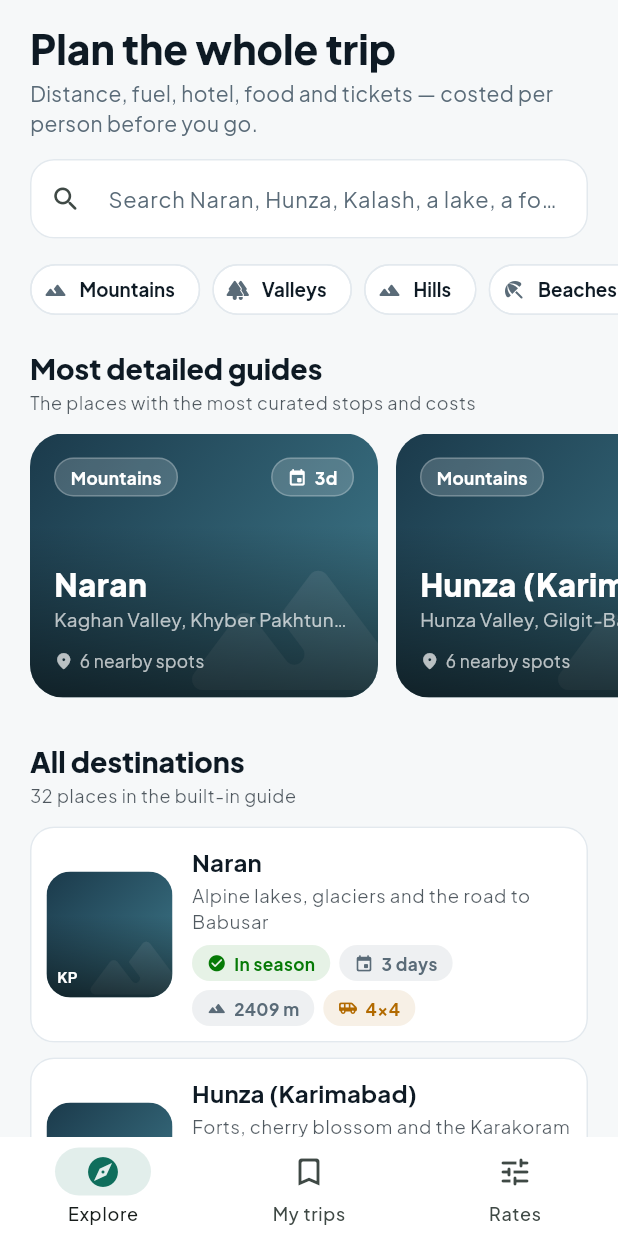
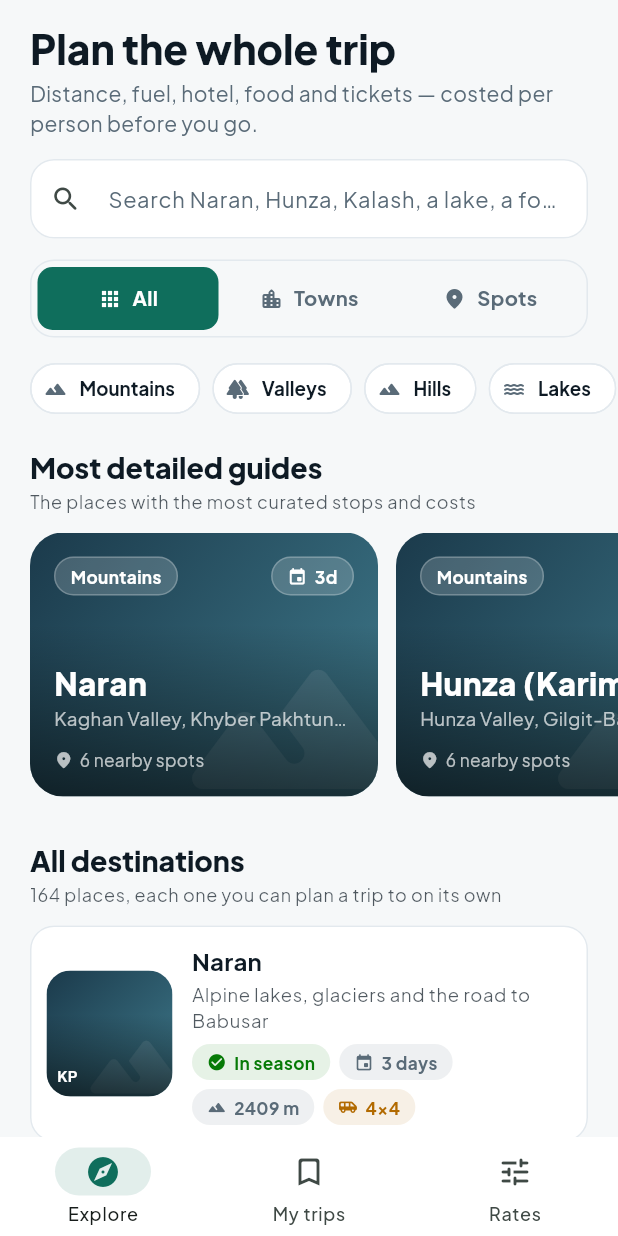
Before and after one commit to MalikMoiz23/trip-planner-app, a Flutter app: the screen it shows after launch, on a phone screen of 412 x 824 dp. Run offline on Flutter 3.47's test engine with Material 3 defaults, Android fonts, the phone set to English and light mode, and no system bars; our stand-ins replace flutter_map, geolocator, latlong2, shared_preferences.

Commit message:
Make every landmark a place you can plan a trip to
Panj Peer Rocks was only reachable as a side trip from Murree. It is a place
someone drives to and goes nowhere else, so it has to be plannable on its
own — with its own distance, fuel, nights and meals. The same is true of all
132 curated stops.

Each stop is now also a destination. Derived at load time rather than copied
into the JSON, so there is still one place to edit a fee and the two records
cannot drift. A promoted spot inherits its town's road factor, season and
province, takes its own coordinates, 4x4 flag and category, and gets that
town plus the town's other stops as its own nearby options, so from Panj Peer
Rocks you can still add Murree.

The catalogue goes from 32 places to 164. Explore gains an All / Towns /
Spots filter, since browsing a mixed list of that size is noisy. Search
covers everything either way and ranks the landmark above the town holding
it: "panj peer rocks" returns Panj Peer Rocks, then Murree labelled "has
Panj Peer Rocks".

Two things this shook out.

A town matches on what it contains, but a spot must not: a spot carries its
neighbours in the same field, so scoring them put every sibling into the
results for a query about one of them, each claiming to "have" it. Ayubia
does not have Panj Peer Rocks.

And aliases were sitting at the wrong level. The Thatta entry claimed
"Makli", which outranked Makli Necropolis for the query "makli"; the
Thandiani entry claimed "Thandyani Top", which outranked the viewpoint of
that name. Aliases now belong to whatever they actually name, checked by a
pass that drops any town alias that is really the name of one of its stops.

Tests: 79.

```diff
--- a/lib/models/destination.dart
+++ b/lib/models/destination.dart
@@ -22,7 +22,10 @@ class Destination {
     required this.highlights,
     required this.attractions,
     this.aliases = const [],
-  });
+    this.parentId,
+    this.parentName,
+    String? iconCategory,
+  }) : _iconCategory = iconCategory;
 
   final String id;
   final String name;
@@ -48,12 +51,28 @@ class Destination {
   /// Alternate romanisations, so search finds the place however it is spelled.
   final List<String> aliases;
 
+  /// Set when this place is a single spot promoted out of a base town, rather
+  /// than a town in its own right. Panj Peer Rocks is somewhere you can go on
+  /// its own, so it has to be plannable on its own — but it is still worth
+  /// knowing it sits near Murree.
+  final String? parentId;
+  final String? parentName;
+
+  /// The stop's own category, kept for the icon. [category] is flattened to one
+  /// of the canonical set so the filter chips stay a short list.
+  final String? _iconCategory;
+
+  String get iconCategory => _iconCategory ?? category;
+
+  bool get isSpot => parentId != null;
+
   /// Name plus every alternate spelling — what fuzzy search scores against.
   List<String> get searchLabels => [name, ...aliases];
 
   LatLng get point => LatLng(lat, lng);
 
-  String get subtitle => '$region, $province';
+  String get subtitle =>
+      province.isEmpty ? region : (region.isEmpty ? province : '$region, $province');
 
   bool inSeason(DateTime when) => bestMonths.contains(when.month);
 
@@ -84,6 +103,9 @@ class Destination {
         aliases: ((j['aliases'] as List?) ?? const [])
             .map((e) => e as String)
             .toList(growable: false),
+        parentId: j['parentId'] as String?,
+        parentName: j['parentName'] as String?,
+        iconCategory: j['iconCategory'] as String?,
       );
 
   Map<String, dynamic> toJson() => {
@@ -105,7 +127,91 @@ class Destination {
         'highlights': highlights,
         'attractions': attractions.map((a) => a.toJson()).toList(),
         'aliases': aliases,
+        'parentId': parentId,
+        'parentName': parentName,
+        'iconCategory': _iconCategory,
       };
+
+  /// Promotes a single stop to a place you can plan a trip to directly.
+  ///
+  /// A landmark is not only a side trip from a town: someone may drive out to
+  /// Panj Peer Rocks and go nowhere else. So every stop becomes a destination
+  /// whose base is the landmark itself, with the town it belongs to and that
+  /// town's other stops offered as its nearby options.
+  ///
+  /// Derived rather than duplicated in the JSON, so there is one place to edit
+  /// a fee and no chance of the two copies drifting apart.
+  factory Destination.fromStop(Attraction stop, Destination parent) {
+    final siblings = parent.attractions.where((a) => a.id != stop.id).toList();
+
+    // The town itself becomes one of the options, since anyone standing at the
+    // landmark is within reach of it.
+    final town = Attraction(
+      id: 'town-${parent.id}',
+      name: parent.name,
+      category: parent.category,
+      lat: parent.lat,
+      lng: parent.lng,
+      description: parent.tagline.isEmpty
+          ? 'The main town for this area.'
+          : parent.tagline,
+      visitHours: 3,
+      aliases: parent.aliases,
+    );
+
+    return Destination(
+      // Namespaced: stop ids are only unique inside their own town.
+      id: '${parent.id}.${stop.id}',
+      name: stop.name,
+      region: 'Near ${parent.name}',
+      province: parent.province,
+      category: _canonicalCategory(stop.category, parent.category),
+      iconCategory: stop.category,
+      lat: stop.lat,
+      lng: stop.lng,
+      altitudeM: 0, // not recorded per stop
+      // A long day out needs two days once the drive is added; the planner's
+      // own suggestion refines this from the routed distance.
+      recommendedDays: stop.visitHours >= 8 ? 2 : 1,
+      roadFactor: parent.roadFactor,
+      requires4x4: stop.requires4x4,
+      difficulty: stop.requires4x4 ? 'Moderate' : parent.difficulty,
+      bestMonths: parent.bestMonths,
+      tagline: '${stop.category} near ${parent.name}',
+      description: stop.description,
+      highlights: const [],
+      attractions: [town, ...siblings],
+      aliases: stop.aliases,
+      parentId: parent.id,
+      parentName: parent.name,
+    );
+  }
+
+  /// Flattens a stop's category onto the canonical set the filter chips and the
+  /// gradients use, falling back to whatever the parent town is.
+  static String _canonicalCategory(String stopCategory, String parentCategory) {
+    switch (stopCategory) {
+      case 'Lake':
+      case 'Spring':
+      case 'River':
+      case 'Waterfall':
+        return 'Lakes';
+      case 'Beach':
+      case 'Island':
+        return 'Beaches';
+      case 'Historical':
+      case 'Culture':
+      case 'Bazaar':
+      case 'Food':
+        return 'Historical';
+      case 'Desert':
+        return 'Desert';
+      case 'Valley':
+        return 'Valleys';
+      default:
+        return parentCategory;
+    }
+  }
 
   /// Builds a destination out of a free-text geocoder hit, so a place that is
   /// not in the bundled dataset can still be planned for.
@@ -159,5 +265,8 @@ class Destination {
         highlights: highlights,
         attractions: list,
         aliases: aliases,
+        parentId: parentId,
+        parentName: parentName,
+        iconCategory: _iconCategory,
       );
 }
--- a/lib/services/destination_repository.dart
+++ b/lib/services/destination_repository.dart
@@ -8,6 +8,16 @@ import '../models/attraction.dart';
 import '../models/destination.dart';
 import 'nominatim_service.dart';
 import 'overpass_service.dart';
+
+/// Which half of the catalogue to look at.
+enum PlaceKind {
+  all('All places'),
+  towns('Base towns'),
+  spots('Individual spots');
+
+  const PlaceKind(this.label);
+  final String label;
+}
 
 /// One ranked search result.
 class SearchHit {
@@ -47,16 +57,39 @@ class DestinationRepository {
   final OverpassService _overpass;
 
   final List<Destination> _destinations = [];
+
+  /// Every stop, promoted to a place you can plan a trip to on its own.
+  final List<Destination> _spots = [];
+
   String _dataNote = '';
   bool _loaded = false;
 
-  List<Destination> get all => List.unmodifiable(_destinations);
+  /// Base towns only.
+  List<Destination> get towns => List.unmodifiable(_destinations);
+
+  /// Individual landmarks, each plannable in its own right.
+  List<Destination> get spots => List.unmodifiable(_spots);
+
+  /// Everything, towns first.
+  List<Destination> get all => List.unmodifiable([..._destinations, ..._spots]);
+
   String get dataNote => _dataNote;
   bool get isLoaded => _loaded;
 
+  /// Spots are flattened onto the same canonical categories as towns, so this
+  /// stays a short chip row rather than one chip per stop type.
   List<String> get categories {
-    final set = <String>{for (final d in _destinations) d.category};
-    final ordered = ['Mountains', 'Valleys', 'Hills', 'Beaches', 'Historical', 'City'];
+    final set = <String>{for (final d in all) d.category};
+    final ordered = [
+      'Mountains',
+      'Valleys',
+      'Hills',
+      'Lakes',
+      'Beaches',
+      'Historical',
+      'City',
+      'Desert',
+    ];
     final out = ordered.where(set.contains).toList();
     out.addAll(set.where((c) => !out.contains(c)));
     return out;
@@ -71,6 +104,16 @@ class DestinationRepository {
       ..clear()
       ..addAll(((map['destinations'] as List?) ?? const [])
           .map((e) => Destination.fromJson(e as Map<String, dynamic>)));
+
+    // Each curated stop also stands alone. Derived here rather than stored, so
+    // the JSON keeps one copy of every fee.
+    _spots
+      ..clear()
+      ..addAll([
+        for (final town in _destinations)
+          for (final stop in town.attractions) Destination.fromStop(stop, town),
+      ]);
+
     _loaded = true;
   }
 
@@ -78,8 +121,15 @@ class DestinationRepository {
     for (final d in _destinations) {
       if (d.id == id) return d;
     }
+    for (final s in _spots) {
+      if (s.id == id) return s;
+    }
     return null;
   }
+
+  /// The town a spot belongs to, or null for a town.
+  Destination? parentOf(Destination d) =>
+      d.parentId == null ? null : byId(d.parentId!);
 
   /// Typo-tolerant search over destination names, aliases, regions, categories
   /// and the names of the stops inside each destination.
@@ -88,14 +138,20 @@ class DestinationRepository {
   /// A stop match carries the stop's name back out so the row can explain
   /// itself — searching "panj peer rocks" surfaces Murree, and without that
   /// note the result looks like a mistake.
-  List<SearchHit> searchRanked(String query) {
+  List<SearchHit> searchRanked(String query, {PlaceKind kind = PlaceKind.all}) {
+    final pool = switch (kind) {
+      PlaceKind.all => all,
+      PlaceKind.towns => towns,
+      PlaceKind.spots => spots,
+    };
+
     final q = query.trim();
     if (q.isEmpty) {
-      return all.map((d) => SearchHit(destination: d, score: 1)).toList(growable: false);
+      return pool.map((d) => SearchHit(destination: d, score: 1)).toList(growable: false);
     }
 
     final hits = <SearchHit>[];
-    for (final d in _destinations) {
+    for (final d in pool) {
       final direct = scoreLabels(q, d.searchLabels);
       var best = direct.score;
       String? matchedStop;
@@ -104,14 +160,21 @@ class DestinationRepository {
       final contextScore = scoreLabels(q, [d.region, d.province, d.category]).score * 0.82;
       if (contextScore > best) best = contextScore;
 
-      for (final a in d.attractions) {
-        final stop = scoreLabels(q, a.searchLabels);
-        // Slightly discounted: the destination itself is the better answer when
-        // both match about equally well.
-        final scaled = stop.score * 0.97;
-        if (scaled > best) {
-          best = scaled;
-          matchedStop = a.name;
+      // A town also matches on what it contains, discounted so that the stop
+      // itself outranks the town holding it.
+      //
+      // Only a town, though. A promoted spot carries its neighbours in the same
+      // field, and they are options to add once you are there, not things it
+      // contains — Ayubia does not "have" Panj Peer Rocks, and saying so put
+      // every sibling into the results for a query about one of them.
+      if (!d.isSpot) {
+        for (final a in d.attractions) {
+          final stop = scoreLabels(q, a.searchLabels);
+          final scaled = stop.score * 0.90;
+          if (scaled > best) {
+            best = scaled;
+            matchedStop = a.name;
+          }
         }
       }
 
--- a/lib/ui/screens/explore_screen.dart
+++ b/lib/ui/screens/explore_screen.dart
@@ -7,7 +7,9 @@ import '../../core/theme.dart';
 import '../../models/destination.dart';
 import '../../services/nominatim_service.dart';
 import '../../state/app_state.dart';
+import '../../services/destination_repository.dart';
 import '../widgets/destination_card.dart';
+import '../widgets/inputs.dart';
 import '../widgets/primitives.dart';
 import 'destination_detail_screen.dart';
 
@@ -24,6 +26,7 @@ class _ExploreScreenState extends State<ExploreScreen> {
 
   String _query = '';
   String? _category;
+  PlaceKind _kind = PlaceKind.all;
   List<PlaceHit> _remoteHits = const [];
   bool _searchingRemote = false;
 
@@ -80,7 +83,7 @@ class _ExploreScreenState extends State<ExploreScreen> {
     final app = context.watch<AppState>();
     final theme = Theme.of(context);
 
-    var results = app.repository.searchRanked(_query);
+    var results = app.repository.searchRanked(_query, kind: _kind);
     if (_category != null) {
       results = results
           .where((h) => h.destination.category == _category)
@@ -97,9 +100,10 @@ class _ExploreScreenState extends State<ExploreScreen> {
           slivers: [
             SliverToBoxAdapter(child: _header(theme)),
             SliverToBoxAdapter(child: _searchBar()),
+            SliverToBoxAdapter(child: _kindFilter()),
             if (_query.isEmpty) ...[
               SliverToBoxAdapter(child: _categoryChips(app)),
-              if (_category == null)
+              if (_category == null && _kind != PlaceKind.spots)
                 SliverToBoxAdapter(child: _featured(app)),
             ],
             SliverPadding(
@@ -112,7 +116,8 @@ class _ExploreScreenState extends State<ExploreScreen> {
                   subtitle: approximate
                       ? 'Nothing spelled exactly like that — closest matches first'
                       : '${results.length} '
-                          '${results.length == 1 ? 'place' : 'places'} in the built-in guide',
+                          '${results.length == 1 ? 'place' : 'places'}, each one you '
+                          'can plan a trip to on its own',
                   actionLabel: _category != null ? 'Clear' : null,
                   onAction: () => setState(() => _category = null),
                 ),
@@ -184,6 +189,27 @@ class _ExploreScreenState extends State<ExploreScreen> {
                     },
                   ),
           ),
+        ),
+      );
+
+  /// Towns and individual landmarks are both plannable, but browsing a mixed
+  /// list of 164 is noisy — so the split is one tap away rather than implicit.
+  Widget _kindFilter() => Padding(
+        padding: const EdgeInsets.fromLTRB(20, 0, 20, 14),
+        child: SegmentedChoice<PlaceKind>(
+          options: PlaceKind.values,
+          value: _kind,
+          onChanged: (k) => setState(() => _kind = k),
+          labelOf: (k) => switch (k) {
+            PlaceKind.all => 'All',
+            PlaceKind.towns => 'Towns',
+            PlaceKind.spots => 'Spots',
+          },
+          iconOf: (k) => switch (k) {
+            PlaceKind.all => Icons.apps_rounded,
+            PlaceKind.towns => Icons.location_city_rounded,
+            PlaceKind.spots => Icons.place_rounded,
+          },
         ),
       );
 
--- a/lib/ui/screens/steps/step_comfort.dart
+++ b/lib/ui/screens/steps/step_comfort.dart
@@ -69,7 +69,7 @@ class StepComfort extends StatelessWidget {
           )
         else
           NumberField(
-            label: 'Your ${unit} rate',
+            label: 'Your $unit rate',
             value: c.stayRate,
             prefix: 'Rs ',
             suffix: '/night',
@@ -78,7 +78,7 @@ class StepComfort extends StatelessWidget {
         const SizedBox(height: 10),
         CounterRow(
           label: 'People per $unit',
-          caption: 'Decides how many ${unitPlural} you need',
+          caption: 'Decides how many $unitPlural you need',
           icon: c.stayStyle.isCamping ? Icons.cabin_rounded : Icons.bed_rounded,
           value: c.roomOccupancy,
           min: 1,
--- a/lib/ui/widgets/destination_card.dart
+++ b/lib/ui/widgets/destination_card.dart
@@ -14,12 +14,19 @@ class DestinationPlate extends StatelessWidget {
   const DestinationPlate({
     super.key,
     required this.category,
+    this.iconCategory,
     this.borderRadius = AppRadius.md,
     this.child,
     this.watermarkSize = 150,
   });
 
+  /// Drives the gradient. Always one of the canonical set.
   final String category;
+
+  /// Drives the watermark glyph. A promoted stop keeps its own kind — a
+  /// waterfall gets a waterfall, not its parent valley's mountain.
+  final String? iconCategory;
+
   final BorderRadius borderRadius;
   final Widget? child;
   final double watermarkSize;
@@ -45,7 +52,7 @@ class DestinationPlate extends StatelessWidget {
             right: -watermarkSize * 0.18,
             bottom: -watermarkSize * 0.22,
             child: Icon(
-              AppColors.iconFor(category),
+              AppColors.iconFor(iconCategory ?? category),
               size: watermarkSize,
               color: Colors.white.withValues(alpha: 0.10),
             ),
@@ -182,6 +189,7 @@ class DestinationRow extends StatelessWidget {
             height: 84,
             child: DestinationPlate(
               category: d.category,
+              iconCategory: d.iconCategory,
               watermarkSize: 74,
               child: Align(
                 alignment: Alignment.bottomLeft,
@@ -256,7 +264,18 @@ class DestinationRow extends StatelessWidget {
                       icon: inSeason ? Icons.check_circle_rounded : Icons.ac_unit_rounded,
                       color: inSeason ? AppColors.success : AppColors.caution,
                     ),
-                    PillTag(label: '${d.recommendedDays} days', icon: Icons.event_rounded),
+                    PillTag(
+                      label: plural(d.recommendedDays, 'day', 'days'),
+                      icon: Icons.event_rounded,
+                    ),
+                    // A promoted stop says where it is, since its name alone
+                    // rarely places it on a map.
+                    if (d.isSpot)
+                      PillTag(
+                        label: 'near ${d.parentName}',
+                        icon: Icons.near_me_rounded,
+                        color: AppColors.primary,
+                      ),
                     if (d.altitudeM > 0)
                       PillTag(label: '${d.altitudeM} m', icon: Icons.terrain_rounded),
                     if (d.requires4x4)
```
Also changed, not shown: assets/data/destinations.json, 12 other files.
